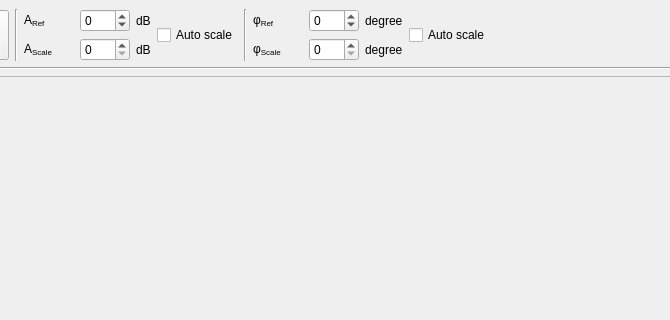
Before: the Qt Designer form loopgain.ui in derlucae98/8751A_loop_gain_phase_gui, drawn with Qt 5; both pictures show x 439 to 1109 and y 0 to 320 of the 1390 by 799 pixel window.
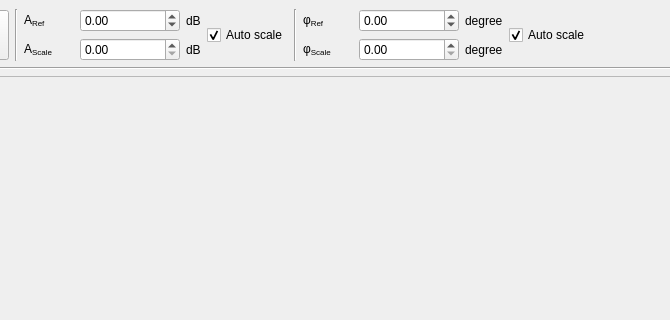
After: the same form once the commit is applied. Icons and pictures are not drawn.

Commit message: Enbale custom plot scaling

```diff
--- a/loopgain.ui
+++ b/loopgain.ui
@@ -233,10 +233,10 @@
              </widget>
             </item>
             <item>
-             <widget class="QSpinBox" name="aref">
+             <widget class="QDoubleSpinBox" name="aref">
               <property name="minimumSize">
                <size>
-                <width>50</width>
+                <width>100</width>
                 <height>0</height>
                </size>
               </property>
@@ -247,10 +247,10 @@
                </size>
               </property>
               <property name="minimum">
-               <number>-100</number>
+               <double>-100.000000000000000</double>
               </property>
               <property name="maximum">
-               <number>100</number>
+               <double>100.000000000000000</double>
               </property>
              </widget>
             </item>
@@ -279,10 +279,10 @@
              </widget>
             </item>
             <item>
-             <widget class="QSpinBox" name="ascale">
+             <widget class="QDoubleSpinBox" name="ascale">
               <property name="minimumSize">
                <size>
-                <width>50</width>
+                <width>100</width>
                 <height>0</height>
                </size>
               </property>
@@ -292,8 +292,11 @@
                 <height>16777215</height>
                </size>
               </property>
+              <property name="minimum">
+               <double>0.000000000000000</double>
+              </property>
               <property name="maximum">
-               <number>100</number>
+               <double>100.000000000000000</double>
               </property>
              </widget>
             </item>
@@ -313,6 +316,9 @@
           <property name="text">
            <string>Auto scale</string>
           </property>
+          <property name="checked">
+           <bool>true</bool>
+          </property>
          </widget>
         </item>
         <item>
@@ -340,10 +346,10 @@
              </widget>
             </item>
             <item>
-             <widget class="QSpinBox" name="phiref">
+             <widget class="QDoubleSpinBox" name="phiref">
               <property name="minimumSize">
                <size>
-                <width>50</width>
+                <width>100</width>
                 <height>0</height>
                </size>
               </property>
@@ -354,10 +360,10 @@
                </size>
               </property>
               <property name="minimum">
-               <number>-360</number>
+               <double>-36000.000000000000000</double>
               </property>
               <property name="maximum">
-               <number>360</number>
+               <double>36000.000000000000000</double>
               </property>
              </widget>
             </item>
@@ -386,10 +392,10 @@
              </widget>
             </item>
             <item>
-             <widget class="QSpinBox" name="phiscale">
+             <widget class="QDoubleSpinBox" name="phiscale">
               <property name="minimumSize">
                <size>
-                <width>50</width>
+                <width>100</width>
                 <height>0</height>
                </size>
               </property>
@@ -400,7 +406,7 @@
                </size>
               </property>
               <property name="maximum">
-               <number>360</number>
+               <double>360.000000000000000</double>
               </property>
              </widget>
             </item>
@@ -420,6 +426,9 @@
           <property name="text">
            <string>Auto scale</string>
           </property>
+          <property name="checked">
+           <bool>true</bool>
+          </property>
          </widget>
         </item>
         <item>
```
The commit also changes 2 other files.
